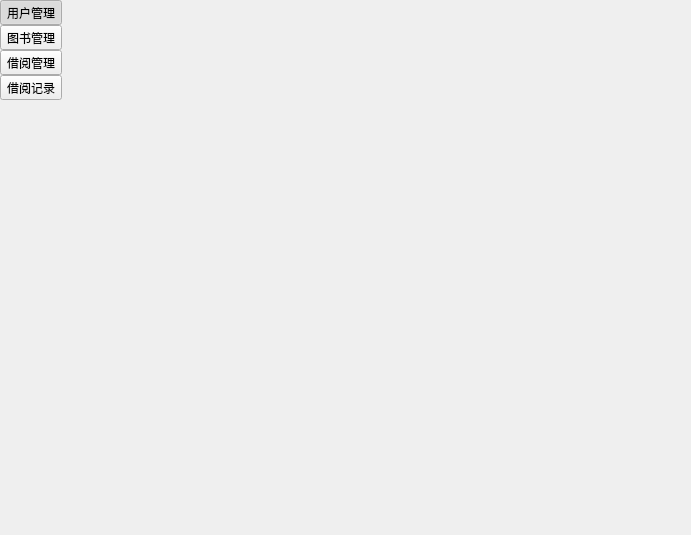
Qt form main_window/CMainWindow.ui (irisIsLove/Qt-Library-Management-System) before a commit.
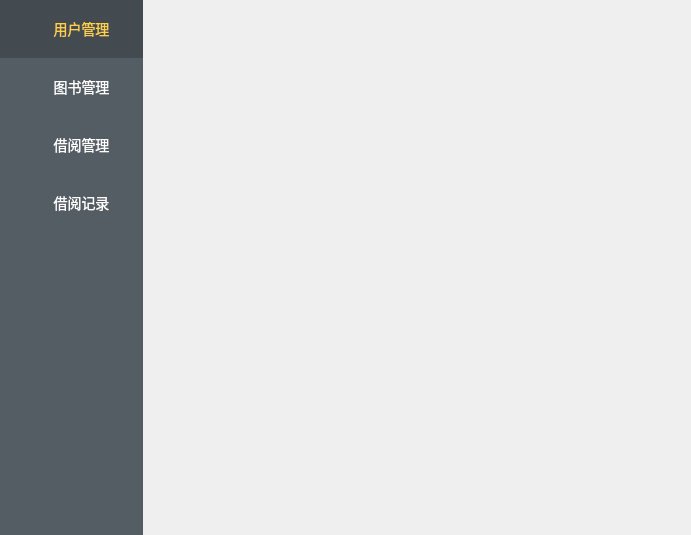
The same form after that commit.

The edit to the form file:
```diff
--- a/main_window/CMainWindow.ui
+++ b/main_window/CMainWindow.ui
@@ -13,6 +13,32 @@
   <property name="windowTitle">
    <string>Form</string>
   </property>
+  <property name="styleSheet">
+   <string notr="true">QWidget#widget {
+    background-color: #545c64;
+    border: 0px;
+}
+
+QToolButton {
+    padding-left: 20px;
+    color: rgb(255, 255, 255);
+    background-color: rgb(84, 92, 100);
+    width: 120px;
+    height: 55px;
+    border: 0px solid;
+    font-size: 14px;
+    font-family: 黑体;
+}
+
+QToolButton:hover {
+    background-color: rgb(67, 74, 80);
+}
+
+QToolButton:checked {
+    color: rgb(255, 208, 75);
+    background-color: rgb(67, 74, 80);
+}</string>
+  </property>
   <layout class="QHBoxLayout" name="horizontalLayout">
    <property name="spacing">
     <number>0</number>
```
Left out of the diff: 15 changed lines with no effect on the pictures.
